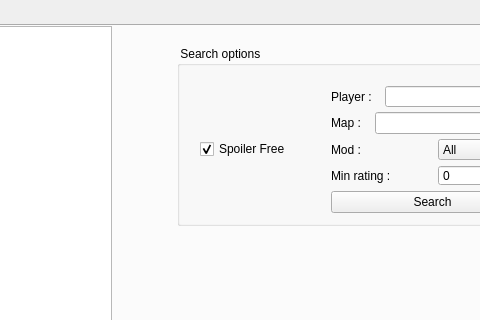
This is res/replays/replays.ui in FAForever/client as Qt 5 draws it before an edit; both pictures show x 440 to 920 and y 0 to 320 of the 1057 by 686 pixel window. The edited form follows.
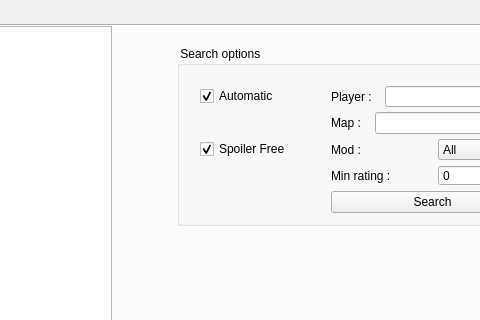
This is the edited form.

Commit message: show Playing, fix duration for ongoing games - checkbox reload automatic

What changed in the file:
```diff
--- a/res/replays/replays.ui
+++ b/res/replays/replays.ui
@@ -338,6 +338,31 @@
           <property name="bottomMargin">
            <number>10</number>
           </property>
+          <item row="0" column="0">
+           <widget class="QCheckBox" name="automaticRecent">
+            <property name="sizePolicy">
+             <sizepolicy hsizetype="Fixed" vsizetype="Fixed">
+              <horstretch>0</horstretch>
+              <verstretch>0</verstretch>
+             </sizepolicy>
+            </property>
+            <property name="minimumSize">
+             <size>
+              <width>80</width>
+              <height>20</height>
+             </size>
+            </property>
+            <property name="toolTip">
+             <string>automaticly update recent Replays</string>
+            </property>
+            <property name="text">
+             <string>Automatic</string>
+            </property>
+            <property name="checked">
+             <bool>true</bool>
+            </property>
+           </widget>
+          </item>
           <item row="0" column="1">
            <layout class="QHBoxLayout" name="horizontalLayout">
             <property name="spacing">
```
Left out of the diff: 289 changed lines with no effect on the pictures. The commit also changes 3 other files.
